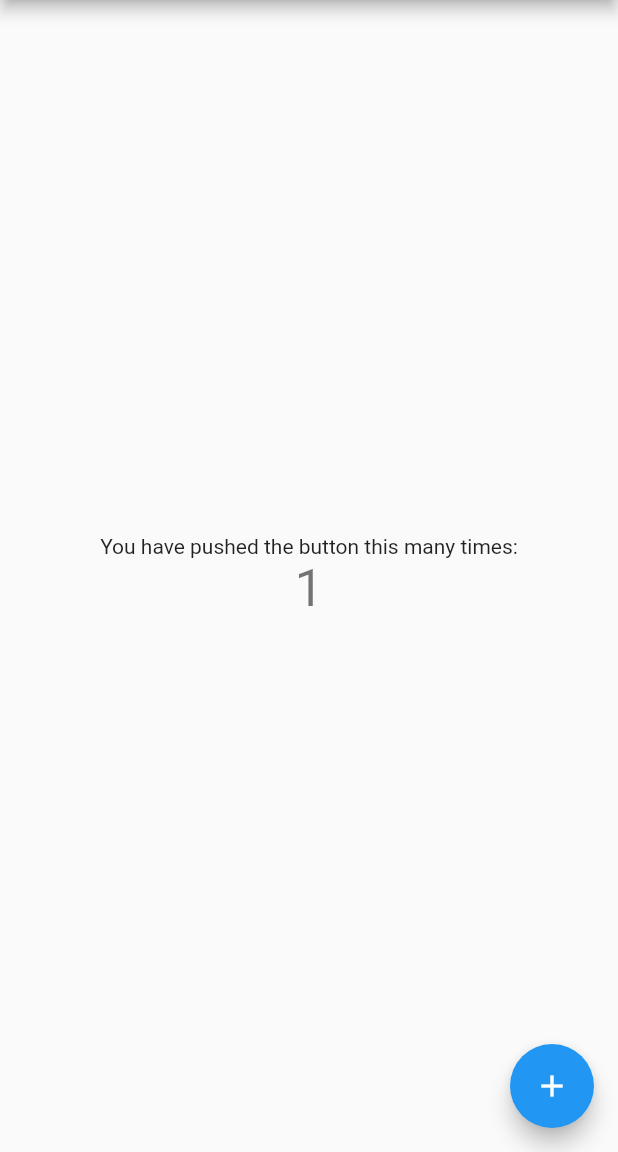
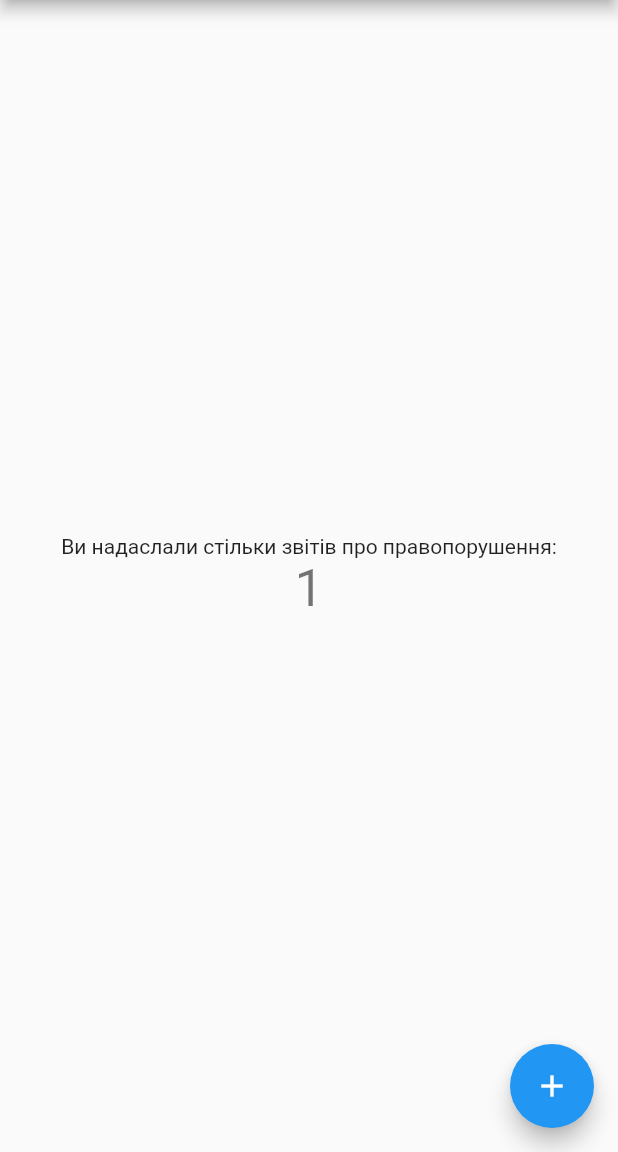
Before and after one commit to mykelangelo/crowd_shaming, a Flutter app: the screen it shows after launch, after a tap on the "add" icon, on a phone screen of 412 x 824 dp, the part 84-1236 px from its top. Run offline on Flutter 3.47's test engine with Material 2 defaults, Android fonts, the phone set to English and light mode, and no system bars.

Commit message:
Replace deprecated display1 with headline4; translate text; etc.

```diff
--- a/lib/main.dart
+++ b/lib/main.dart
@@ -46,7 +46,7 @@ class MyHomePage extends StatefulWidget {
 class _MyHomePageState extends State<MyHomePage> {
   int _counter = 0;
 
-  void _incrementCounter() {
+  void _sendReport() {
     setState(() {
       // This call to setState tells the Flutter framework that something has
       // changed in this State, which causes it to rerun the build method below
@@ -92,18 +92,18 @@ class _MyHomePageState extends State<MyHomePage> {
           mainAxisAlignment: MainAxisAlignment.center,
           children: <Widget>[
             Text(
-              'You have pushed the button this many times:',
+              'Ви надаслали стільки звітів про правопорушення:',
             ),
             Text(
               '$_counter',
-              style: Theme.of(context).textTheme.display1,
+              style: Theme.of(context).textTheme.headline4,
             ),
           ],
         ),
       ),
       floatingActionButton: FloatingActionButton(
-        onPressed: _incrementCounter,
-        tooltip: 'Increment',
+        onPressed: _sendReport,
+        tooltip: 'Надіслати',
         child: Icon(Icons.add),
       ), // This trailing comma makes auto-formatting nicer for build methods.
     );
```
Also changed, not shown: pubspec.lock, 2 other files.
